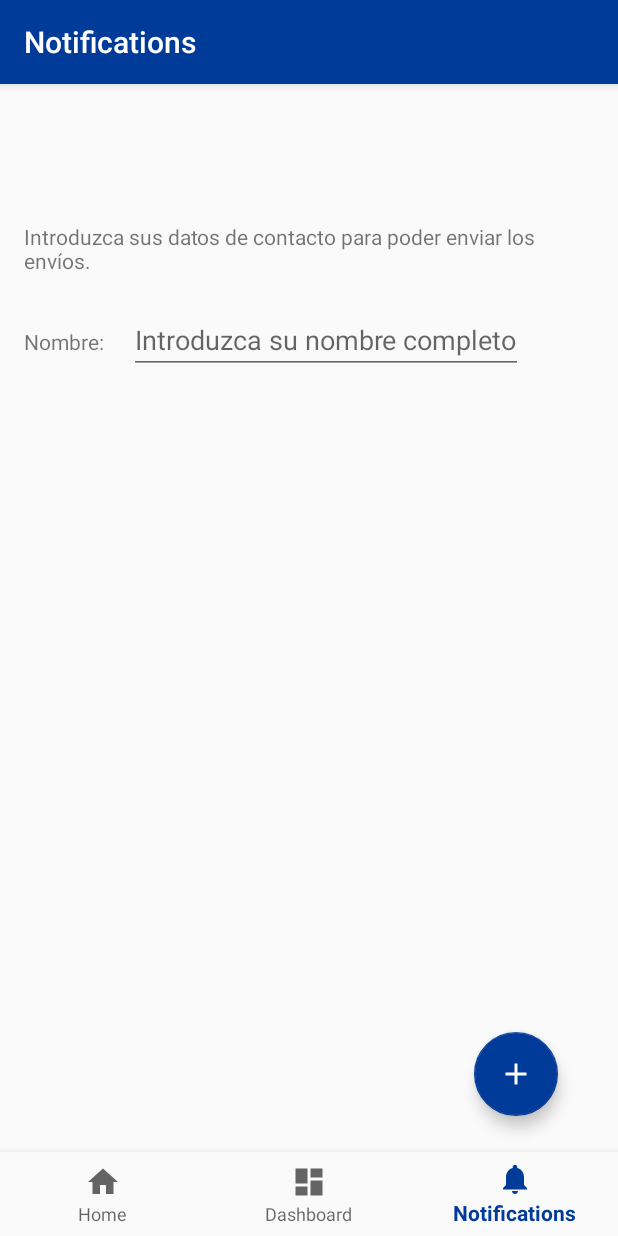
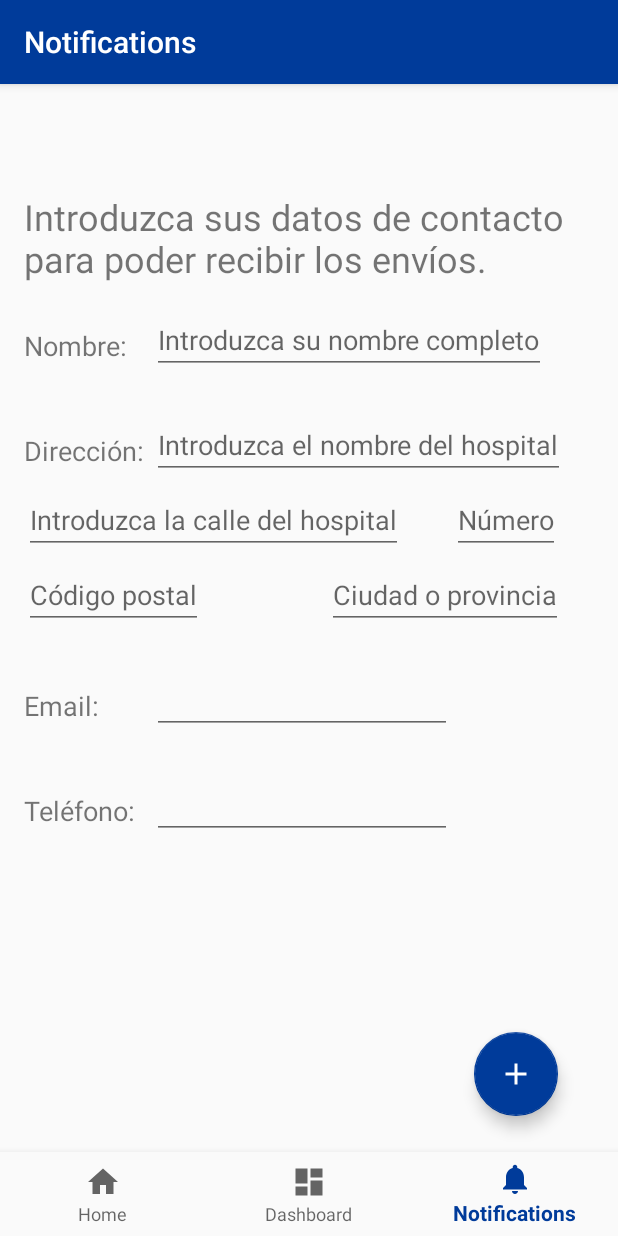
Before and after one commit to SergioMiguez/Kill-the-Creature-Hackathon, an Android app: the NotificationsFragment screen opened through its navigation route, on a phone screen of 412 x 824 dp. Run offline under Robolectric (Android 15) with nearby library versions, the phone set to English and light mode, and no system bars; our stand-ins replace navigation-ui.

Commit message:
Implementation of profile

```diff
--- a/Android-dev/HOSPITAPP/app/src/main/res/layout/fragment_notifications.xml
+++ b/Android-dev/HOSPITAPP/app/src/main/res/layout/fragment_notifications.xml
@@ -11,10 +11,10 @@
         android:id="@+id/welcome_text"
         android:layout_width="wrap_content"
         android:layout_height="wrap_content"
-        android:text="Introduzca sus datos de contacto para poder enviar los envíos."
+        android:text="Introduzca sus datos de contacto para poder recibir los envíos."
+        android:textSize="24sp"
         app:layout_constraintStart_toStartOf="parent"
-        app:layout_constraintTop_toTopOf="parent"
-        android:layout_marginTop="20dp">
+        app:layout_constraintTop_toTopOf="parent">
 
     </TextView>
 
@@ -22,10 +22,11 @@
         android:id="@+id/name_text"
         android:layout_width="wrap_content"
         android:layout_height="wrap_content"
+        android:layout_marginTop="90dp"
         android:text="Nombre:"
+        android:textSize="18sp"
         app:layout_constraintStart_toStartOf="parent"
-        app:layout_constraintTop_toTopOf="parent"
-        android:layout_marginTop="90dp">
+        app:layout_constraintTop_toTopOf="parent">
 
     </TextView>
 
@@ -35,7 +36,7 @@
         android:layout_width="wrap_content"
         android:layout_height="wrap_content"
         android:layout_marginTop="76dp"
-        android:layout_marginLeft="70dp"
+        android:layout_marginLeft="85dp"
         android:hint="Introduzca su nombre completo"
         app:layout_constraintTop_toTopOf="parent"
         app:layout_constraintStart_toStartOf="parent"
@@ -43,5 +44,137 @@
         >
     </EditText>
 
+    <TextView
+        android:id="@+id/direction_text"
+        android:layout_width="wrap_content"
+        android:layout_height="wrap_content"
+        android:layout_marginTop="160dp"
+        android:text="Dirección:"
+        android:textSize="18sp"
+        app:layout_constraintStart_toStartOf="parent"
+        app:layout_constraintTop_toTopOf="parent">
+
+    </TextView>
+
+
+    <EditText
+        android:id="@+id/edit_nameHospitalAdded"
+        android:layout_width="wrap_content"
+        android:layout_height="wrap_content"
+        android:layout_marginTop="146dp"
+        android:layout_marginLeft="85dp"
+        android:hint="Introduzca el nombre del hospital"
+        app:layout_constraintTop_toTopOf="parent"
+        app:layout_constraintStart_toStartOf="parent"
+
+        >
+    </EditText>
+
+
+    <EditText
+        android:id="@+id/edit_nameStreetAdded"
+        android:layout_width="wrap_content"
+        android:layout_height="wrap_content"
+        android:layout_marginTop="196dp"
+
+        android:hint="Introduzca la calle del hospital"
+        app:layout_constraintTop_toTopOf="parent"
+        app:layout_constraintStart_toStartOf="parent"
+
+        >
+    </EditText>
+
+    <EditText
+        android:id="@+id/edit_NumberAdded"
+        android:layout_width="wrap_content"
+        android:layout_height="wrap_content"
+        android:layout_marginTop="196dp"
+        android:layout_marginLeft="285dp"
+        android:hint="Número"
+        app:layout_constraintTop_toTopOf="parent"
+        app:layout_constraintStart_toStartOf="parent"
+
+        >
+    </EditText>
+
+    <EditText
+        android:id="@+id/edit_CPAdded"
+        android:layout_width="wrap_content"
+        android:layout_height="wrap_content"
+        android:layout_marginTop="246dp"
+
+        android:hint="Código postal"
+        app:layout_constraintTop_toTopOf="parent"
+        app:layout_constraintStart_toStartOf="parent"
+
+        >
+    </EditText>
+
+    <EditText
+        android:id="@+id/edit_CityAdded"
+        android:layout_width="wrap_content"
+        android:layout_height="wrap_content"
+        android:layout_marginTop="246dp"
+        android:layout_marginLeft="202dp"
+
+        android:hint="Ciudad o provincia"
+        app:layout_constraintTop_toTopOf="parent"
+        app:layout_constraintStart_toStartOf="parent"
+
+        >
+    </EditText>
+
+    <TextView
+        android:id="@+id/email_text"
+        android:layout_width="wrap_content"
+        android:layout_height="wrap_content"
+        android:layout_marginTop="330dp"
+        android:text="Email:"
+        android:textSize="18sp"
+        app:layout_constraintStart_toStartOf="parent"
+        app:layout_constraintTop_toTopOf="parent">
+
+    </TextView>
+
+
+    <EditText
+        android:id="@+id/edit_emailAdded"
+        android:layout_width="200dp"
+        android:layout_height="wrap_content"
+        android:layout_marginTop="316dp"
+        android:layout_marginLeft="85dp"
+        app:layout_constraintTop_toTopOf="parent"
+        app:layout_constraintStart_toStartOf="parent"
+
+        >
+    </EditText>
+
+    <TextView
+        android:id="@+id/telephone_text"
+        android:layout_width="wrap_content"
+        android:layout_height="wrap_content"
+        android:layout_marginTop="400dp"
+        android:text="Teléfono:"
+        android:textSize="18sp"
+        app:layout_constraintStart_toStartOf="parent"
+        app:layout_constraintTop_toTopOf="parent">
+
+    </TextView>
+
+
+    <EditText
+        android:id="@+id/edit_telephoneAdded"
+        android:layout_width="200dp"
+        android:layout_height="wrap_content"
+        android:layout_marginTop="386dp"
+        android:layout_marginLeft="85dp"
+        app:layout_constraintTop_toTopOf="parent"
+        app:layout_constraintStart_toStartOf="parent"
+
+        >
+    </EditText>
+
+
+
 
 </android.support.constraint.ConstraintLayout>
```
